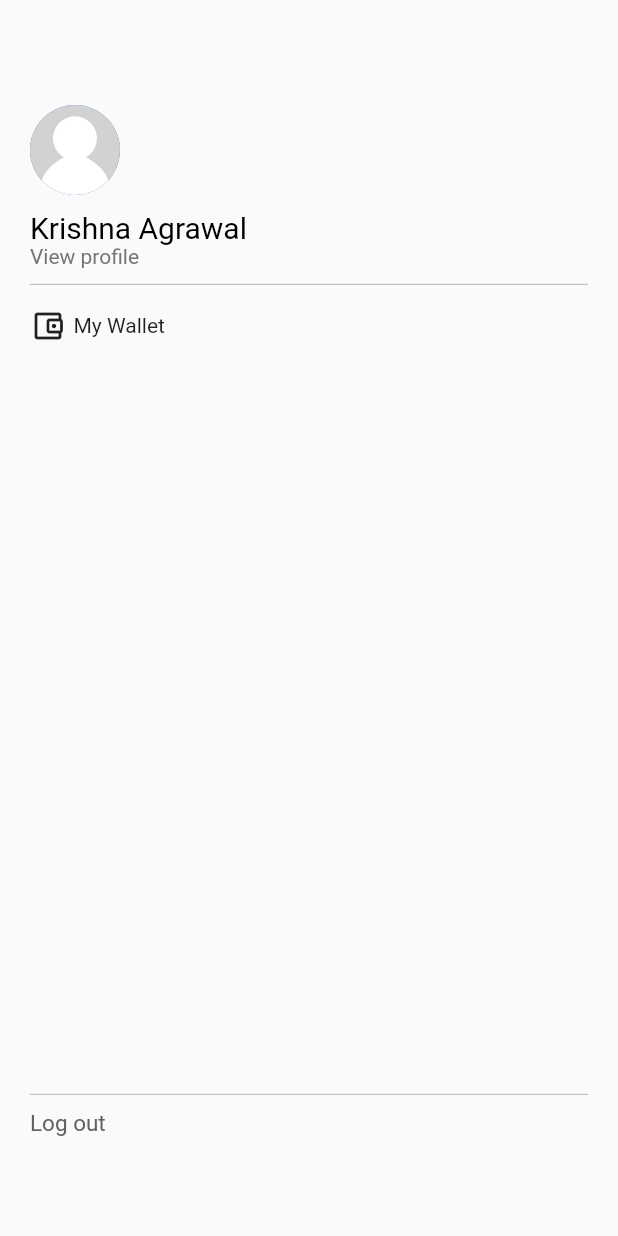
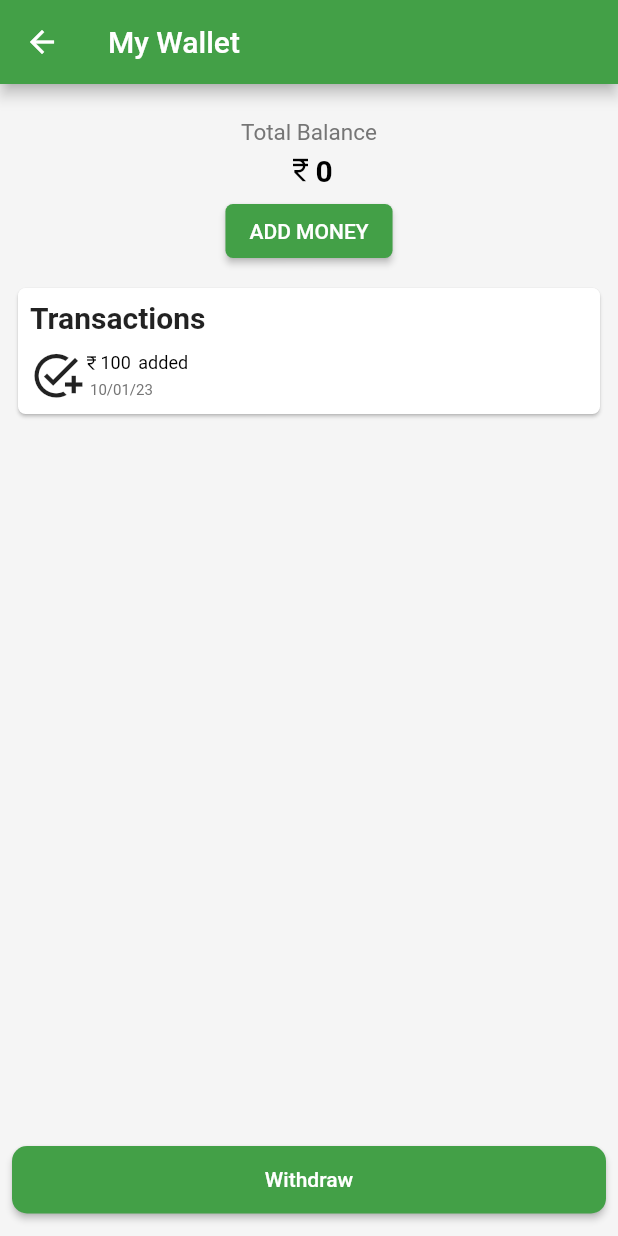
Before and after one commit to savitore/Try-Your-Luck, a Flutter app: the MyHeaderDrawer widget shown alone on an empty page, opened directly, after a tap on "My Wallet", on a phone screen of 412 x 824 dp. Run offline on Flutter 3.47's test engine with Material 2 defaults, Android fonts, the light colour scheme and no system bars; our stand-ins replace firebase_auth, firebase_core, fluttertoast, pinput, shared_preferences; missing offline and left inert: mongo_dart; accounts and stored records are empty.

Commit message:
added wallet.dart, add_money.dart, bug fixes.

```diff
--- a/lib/drawer.dart
+++ b/lib/drawer.dart
@@ -1,6 +1,7 @@
 import 'package:firebase_auth/firebase_auth.dart';
 import 'package:flutter/material.dart';
 import 'package:try_your_luck/profile.dart';
+import 'package:try_your_luck/wallet.dart';
 
 import 'authentication/phone.dart';
 
@@ -61,7 +62,11 @@ class _MyHeaderDrawerState extends State<MyHeaderDrawer> {
                 Divider(height: 1,thickness: 0.5,color: Colors.grey[500],),
                 SizedBox(height: 15,),
                 InkWell(
-                  onTap: (){},
+                  onTap: (){
+                    Navigator.of(context).push(MaterialPageRoute(
+                        builder: (context)=> Wallet()
+                    ));
+                  },
                   child: Row(
                     children: [
                       Icon(Icons.account_balance_wallet_outlined),
--- a/lib/home.dart
+++ b/lib/home.dart
@@ -19,6 +19,8 @@ class _HomeState extends State<Home> {
   Widget build(BuildContext context) {
     return Scaffold(
       appBar: AppBar(
+        backgroundColor: Colors.green.shade600,
+        foregroundColor: Colors.white,
         leading: Builder(
           builder: (context) => GestureDetector(
             child:
--- a/lib/profile.dart
+++ b/lib/profile.dart
@@ -11,8 +11,11 @@ class _ProfileState extends State<Profile> {
   @override
   Widget build(BuildContext context) {
     return Scaffold(
+      backgroundColor: Colors.white,
       appBar: AppBar(
-        title: Text('Profile'),
+        foregroundColor: Colors.white,
+        backgroundColor: Colors.green.shade600,
+        // title: Text('Profile'),
       ),
     );
   }
--- /dev/null
+++ b/lib/wallet.dart
@@ -0,0 +1,115 @@
+import 'package:flutter/material.dart';
+import 'package:try_your_luck/add_money.dart';
+
+class Wallet extends StatefulWidget {
+  const Wallet({Key? key}) : super(key: key);
+
+  @override
+  State<Wallet> createState() => _WalletState();
+}
+
+class _WalletState extends State<Wallet> {
+  @override
+  Widget build(BuildContext context) {
+    return Scaffold(
+      backgroundColor: Colors.grey[100],
+      appBar: AppBar(
+        foregroundColor: Colors.white,
+        backgroundColor: Colors.green.shade600,
+        title: Text('My Wallet'),
+        // title: Text('Profile'),
+      ),
+      body: Padding(
+        padding: const EdgeInsets.fromLTRB(8, 8, 8, 15),
+        child: Column(
+          mainAxisAlignment: MainAxisAlignment.spaceBetween,
+          children: [
+            Column(
+              children: [
+                SizedBox(height: 15,),
+                Text('Total Balance',style: TextStyle(color: Colors.grey[600],fontSize: 15),),
+                SizedBox(height: 5,),
+                Row(
+                  mainAxisAlignment: MainAxisAlignment.center,
+                  children: [
+                    Icon(Icons.currency_rupee,color: Colors.black,size: 20,),
+                    Text('0',style: TextStyle(color: Colors.black,fontSize: 20,fontWeight: FontWeight.bold),)
+                  ],
+                ),
+                SizedBox(height: 5,),
+                ElevatedButton(
+                  onPressed: (){
+                    Navigator.push(
+                        context,
+                        MaterialPageRoute(builder: (context) => AddMoney()));
+                  },
+                  child:Text('ADD MONEY'),
+                  style: ElevatedButton.styleFrom(backgroundColor: Colors.green.shade600,shape: RoundedRectangleBorder(borderRadius: BorderRadius.circular(5))),
+                ),
+                SizedBox(height: 10,),
+                Card(
+                  color: Colors.white,
+                  shape: RoundedRectangleBorder(
+                      borderRadius: BorderRadius.circular(5)
+                  ),
+                  child: Padding(
+                    padding: const EdgeInsets.all(8.0),
+                    child: Column(
+                      mainAxisSize: MainAxisSize.max,
+                      children: [
+                        Row(
+                          children: [
+                            Text('Transactions',style: TextStyle(fontSize: 20,fontWeight: FontWeight.bold)),
+                          ],
+                        ),
+                        SizedBox(height: 10,),
+
+                        Row(
+                          children: [
+                            Icon(Icons.add_task,size: 35,),
+                            Column(
+                              mainAxisAlignment: MainAxisAlignment.start,
+                              crossAxisAlignment: CrossAxisAlignment.start,
+                              children: [
+                                Row(
+                                  children: [
+                                    Icon(Icons.currency_rupee,size: 12,color: Colors.black,),
+                                    Text('100',style: TextStyle(fontSize: 12,color: Colors.black),),
+                                    SizedBox(width: 5,),
+                                    Text('added',style: TextStyle(fontSize: 12,color: Colors.black),)
+                                  ],
+                                ),
+                                SizedBox(height: 5,),
+                                Row(
+                                  children: [
+                                    SizedBox(width: 5,),
+                                    Text('10/01/23',style: TextStyle(fontSize: 10,color: Colors.grey[600]),),
+                                  ],
+                                )
+                              ],
+                            )
+                          ],
+                        ),
+                      ],
+                    ),
+                  ),
+                ),
+              ],
+            ),
+            SizedBox(
+              height: 45,
+              width: double.infinity,
+              child: ElevatedButton(
+                onPressed: () {
+                },
+                child: Text('Withdraw'),
+                style: ElevatedButton.styleFrom(backgroundColor: Colors.green.shade600,shape: RoundedRectangleBorder(borderRadius: BorderRadius.circular(10))),
+              ),
+            ),
+          ],
+        ),
+
+      ),
+    );
+  }
+}
```
Also changed, not shown: lib/add_money.dart (added, +159 -0 lines).
